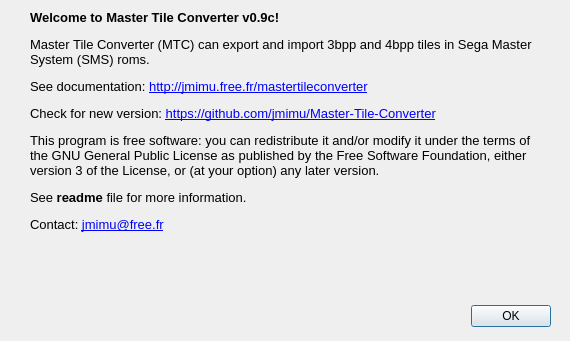
This is dialog_about.ui in jmimu/Master-Tile-Converter as Qt 5 draws it before an edit. The edited form follows.
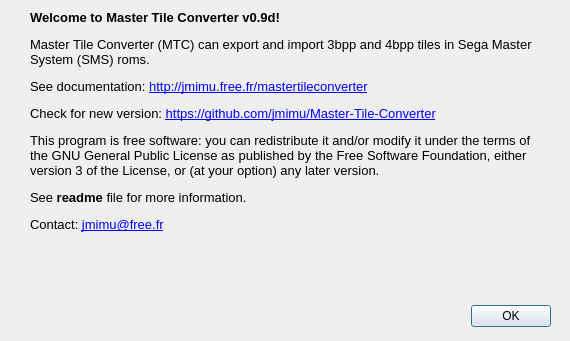
This is the edited form. Icons and pictures are not drawn.

Patch:
```diff
--- a/dialog_about.ui
+++ b/dialog_about.ui
@@ -47,7 +47,7 @@
 &lt;html&gt;&lt;head&gt;&lt;meta name=&quot;qrichtext&quot; content=&quot;1&quot; /&gt;&lt;style type=&quot;text/css&quot;&gt;
 p, li { white-space: pre-wrap; }
 &lt;/style&gt;&lt;/head&gt;&lt;body style=&quot; font-family:'Sans Serif'; font-size:9pt; font-weight:400; font-style:normal;&quot;&gt;
-&lt;p style=&quot; margin-top:16px; margin-bottom:12px; margin-left:0px; margin-right:0px; -qt-block-indent:0; text-indent:0px;&quot;&gt;&lt;span style=&quot; font-family:'Sans'; font-size:10pt; font-weight:600;&quot;&gt;Welcome to Master Tile Converter v0.9c!&lt;/span&gt;&lt;/p&gt;
+&lt;p style=&quot; margin-top:16px; margin-bottom:12px; margin-left:0px; margin-right:0px; -qt-block-indent:0; text-indent:0px;&quot;&gt;&lt;span style=&quot; font-family:'Sans'; font-size:10pt; font-weight:600;&quot;&gt;Welcome to Master Tile Converter v0.9d!&lt;/span&gt;&lt;/p&gt;
 &lt;p style=&quot; margin-top:12px; margin-bottom:12px; margin-left:0px; margin-right:0px; -qt-block-indent:0; text-indent:0px;&quot;&gt;&lt;span style=&quot; font-family:'Sans'; font-size:10pt;&quot;&gt;Master Tile Converter (MTC) can export and import 3bpp and 4bpp tiles in Sega Master System (SMS) roms.&lt;/span&gt;&lt;/p&gt;
 &lt;p style=&quot; margin-top:12px; margin-bottom:12px; margin-left:0px; margin-right:0px; -qt-block-indent:0; text-indent:0px;&quot;&gt;&lt;span style=&quot; font-family:'Sans'; font-size:10pt;&quot;&gt;See documentation: &lt;/span&gt;&lt;a href=&quot;http://jmimu.free.fr/mastertileconverter&quot;&gt;&lt;span style=&quot; font-family:'Sans'; font-size:10pt; text-decoration: underline; color:#0000ff;&quot;&gt;http://jmimu.free.fr/mastertileconverter&lt;/span&gt;&lt;/a&gt;&lt;/p&gt;
 &lt;p style=&quot; margin-top:12px; margin-bottom:12px; margin-left:0px; margin-right:0px; -qt-block-indent:0; text-indent:0px;&quot;&gt;&lt;span style=&quot; font-family:'Sans'; font-size:10pt;&quot;&gt;Check for new version: &lt;/span&gt;&lt;a href=&quot;https://github.com/jmimu/Master-Tile-Converter&quot;&gt;&lt;span style=&quot; font-family:'Sans'; font-size:10pt; text-decoration: underline; color:#0000ff;&quot;&gt;https://github.com/jmimu/Master-Tile-Converter&lt;/span&gt;&lt;/a&gt;&lt;/p&gt;
```
